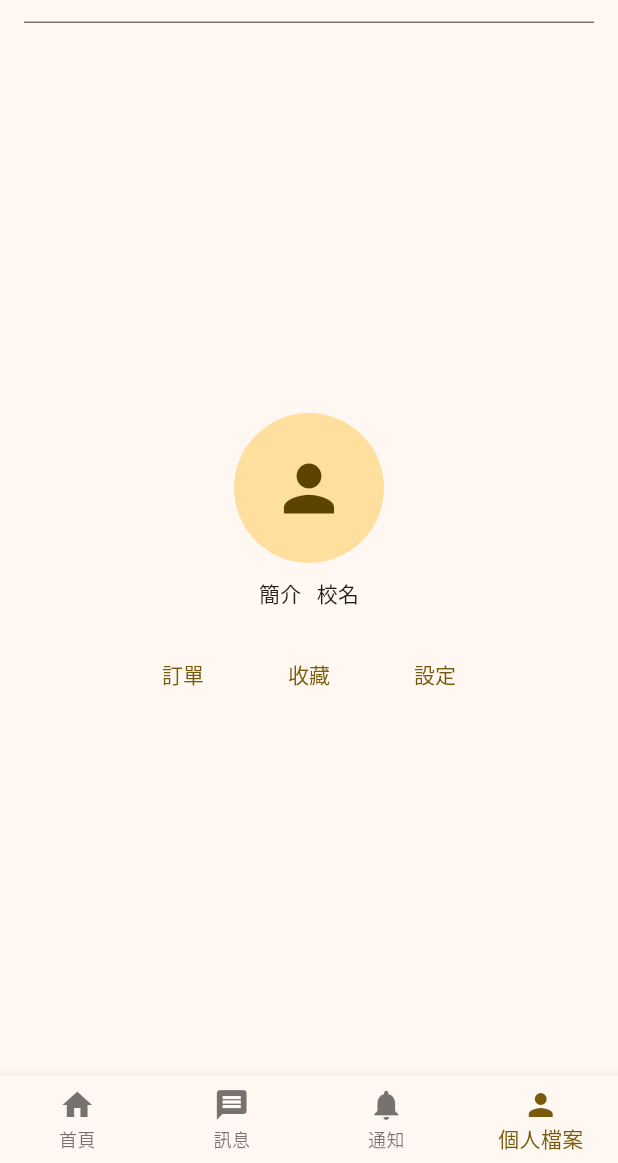
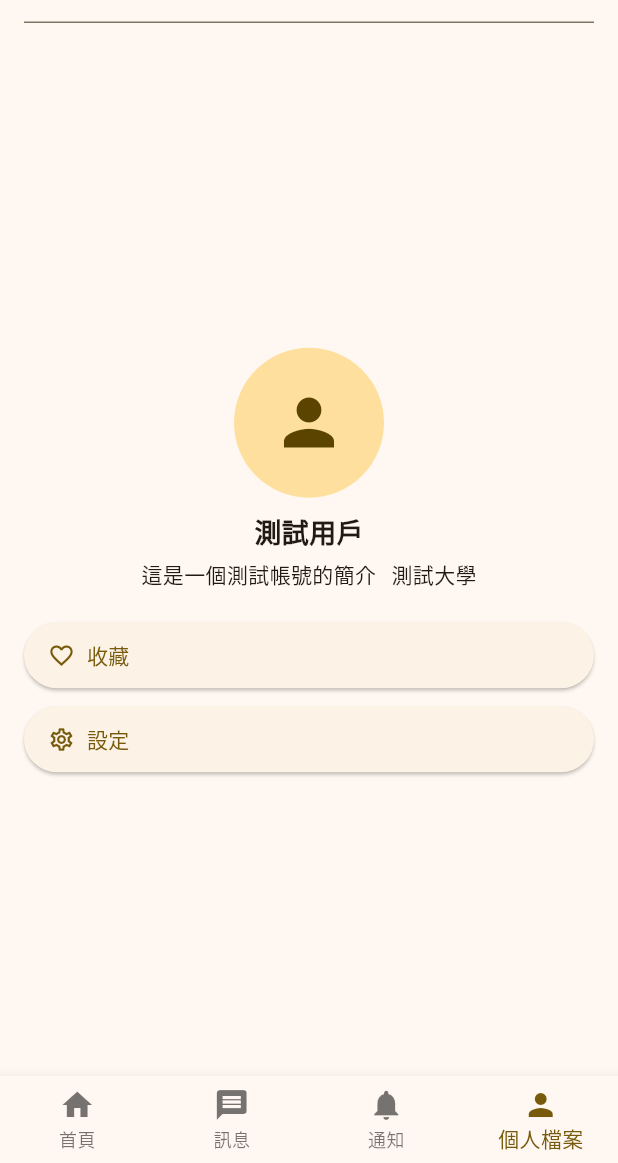
Before and after one commit to mauricetw/trading_platform, a Flutter app: the screen it shows after launch, swiped to page 4, on a phone screen of 412 x 824 dp, the part 73-1236 px from its top. Run offline on Flutter 3.47's test engine with Material 3 defaults, Android fonts, the phone set to English and light mode, and no system bars.

Commit message:
user/product model建立

```diff
--- /dev/null
+++ b/trading_platform/lib/models/user.dart
@@ -0,0 +1,60 @@
+class User {
+  final String id;
+  final String username;
+  final String email;
+  final String? avatarUrl; // 大頭貼 URL (nullable)
+  final DateTime registeredAt;
+  final DateTime? lastLoginAt; // 最後登入時間 (nullable)
+  final String? bio; // 簡介 (nullable)
+  final String? schoolName; // 校名 (nullable)
+  final bool? isVerified; // 是否已驗證 (nullable)
+  final List<String>? roles; // 權限/角色 (nullable)
+  // 新增賣家相關屬性
+  final bool? isSeller; // 是否是賣家 (nullable)
+  final String? sellerName; // 賣家名稱 (nullable)
+  final String? sellerDescription; // 賣家簡介 (nullable)
+  final double? sellerRating; // 賣家評分 (nullable)
+  final int? productCount; // 賣家上架的商品數量 (nullable)
+  // 可以添加其他賣家相關屬性，例如：賣家店鋪圖片、營業時間等
+
+  User({
+    required this.id,
+    required this.username,
+    required this.email,
+    this.avatarUrl,
+    required this.registeredAt,
+    this.lastLoginAt,
+    this.bio,
+    this.schoolName,
+    this.isVerified,
+    this.roles,
+    // 初始化賣家相關屬性
+    this.isSeller = false, // 預設不是賣家
+    this.sellerName,
+    this.sellerDescription,
+    this.sellerRating,
+    this.productCount,
+  });
+
+  // 為了方便測試，添加一個 fromJson 方法
+  factory User.fromJson(Map<String, dynamic> json) {
+    return User(
+      id: json['id'] as String,
+      username: json['username'] as String,
+      email: json['email'] as String,
+      avatarUrl: json['avatarUrl'] as String?,
+      registeredAt: DateTime.parse(json['registeredAt'] as String),
+      lastLoginAt: json['lastLoginAt'] != null ? DateTime.parse(json['lastLoginAt'] as String) : null,
+      bio: json['bio'] as String?,
+      schoolName: json['schoolName'] as String?,
+      isVerified: json['isVerified'] as bool?,
+      roles: (json['roles'] as List<dynamic>?)?.map((e) => e as String).toList(),
+      // 解析賣家相關屬性
+      isSeller: json['isSeller'] as bool? ?? false, // 如果 isSeller 為 null，預設為 false
+      sellerName: json['sellerName'] as String?,
+      sellerDescription: json['sellerDescription'] as String?,
+      sellerRating: json['sellerRating'] as double?,
+      productCount: json['productCount'] as int?,
+    );
+  }
+}
--- a/trading_platform/lib/screens/main_market.dart
+++ b/trading_platform/lib/screens/main_market.dart
@@ -3,6 +3,7 @@ import 'search.dart';
 import 'annoucement.dart';
 import 'profile.dart';
 import 'chat_list.dart';
+import '../models/user.dart';
 
 class MainMarket extends StatefulWidget {
   const MainMarket({super.key});
@@ -59,6 +60,19 @@ class _MainMarketState extends State<MainMarket> {
 
   @override
   Widget build(BuildContext context) {
+
+    // 創建一個模擬的 User 物件
+    // 在實際應用中，你會在這裡從狀態管理或其他地方獲取真實的使用者資料
+    final User dummyUser = User(
+      id: 'test_user_id',
+      username: '測試用戶',
+      email: 'test@example.com',
+      registeredAt: DateTime.now(),
+      isSeller: true, // 或者 false，根據你的測試需求
+      bio: '這是一個測試帳號的簡介',
+      schoolName: '測試大學',
+    );
+
     return Scaffold(
       body: Column(
         children: [
@@ -79,14 +93,14 @@ class _MainMarketState extends State<MainMarket> {
             child: PageView(
               controller: _pageController, // 設定 PageView 的控制器
               onPageChanged: _onPageChanged, // 設定頁面切換時要執行的函式
-              children: const [
+              children: [
                 // 商品列表會在這裡顯示
-                Center(
+                const Center(
                   child: Text('商品列表會在這裡顯示'), // 之後要換成真正的商品列表
                 ),
-                ChatList(), // 訊息頁面
-                Annoucement(), // 通知頁面
-                Profile(), // 個人檔案頁面
+                const ChatList(), // 訊息頁面
+                const Annoucement(), // 通知頁面
+                Profile(currentUser: dummyUser), // 個人檔案頁面
               ],
             ),
           ),
--- a/trading_platform/lib/screens/profile.dart
+++ b/trading_platform/lib/screens/profile.dart
@@ -1,56 +1,103 @@
 import 'package:flutter/material.dart';
+import '../models/user.dart';
 
 class Profile extends StatelessWidget {
-  const Profile({super.key});
+  // 這裡我們還是保留 currentUser，因為個人資料頁面通常需要顯示使用者資訊
+  // 如果你真的希望一個完全沒有使用者資訊的頁面，那結構會完全不同
+  final User currentUser;
+
+  const Profile({super.key, required this.currentUser});
 
   @override
   Widget build(BuildContext context) {
+    // 我們假設這個 Profile Widget 只在使用者已登入時顯示
+    final user = currentUser;
+
     return Center(
+      child: SingleChildScrollView( // 使用 SingleChildScrollView 避免內容超出螢幕
+        child: Padding(
+          padding: const EdgeInsets.all(16.0), // 添加內邊距
           child: Column(
             mainAxisAlignment: MainAxisAlignment.center,
+            crossAxisAlignment: CrossAxisAlignment.center, // 讓 Column 中的內容居中對齊
             children: [
-          const CircleAvatar(
+              // 大頭貼
+              CircleAvatar(
                 radius: 50,
-            // backgroundImage: AssetImage('assets/profile_image.jpg'), // 可以設定大頭貼圖片
-            child: Icon(Icons.person, size: 50),
+                // 如果 avatarUrl 存在，使用 NetworkImage 顯示圖片
+                // 否則顯示預設的 person 圖標
+                backgroundImage: user.avatarUrl != null ? NetworkImage(
+                    user.avatarUrl!) : null,
+                child: user.avatarUrl == null
+                    ? const Icon(Icons.person, size: 50)
+                    : null,
               ),
               const SizedBox(height: 10),
+              // 使用者名稱/暱稱
+              Text(
+                user.username,
+                style: const TextStyle(fontSize: 18, fontWeight: FontWeight.bold),
+              ),
+              const SizedBox(height: 5),
+              // 簡介/校名 (同一列)
               Row(
                 mainAxisAlignment: MainAxisAlignment.center,
-            children: const [
-              Text('簡介'),
-              SizedBox(width: 10),
-              Text('校名'),
+                children: [
+                  if (user.bio != null && user.bio!.isNotEmpty) Flexible(
+                      child: Text(user.bio!, overflow: TextOverflow.ellipsis,)),
+                  // 如果簡介存在且不為空則顯示, 使用Flexible避免文字溢出
+                  if (user.bio != null && user.bio!.isNotEmpty &&
+                      user.schoolName != null &&
+                      user.schoolName!.isNotEmpty) const SizedBox(width: 10),
+                  // 如果簡介和校名都存在且不為空，添加間距
+                  if (user.schoolName != null &&
+                      user.schoolName!.isNotEmpty) Flexible(child: Text(
+                    user.schoolName!, overflow: TextOverflow.ellipsis,)),
+                  // 如果校名存在且不為空則顯示, 使用Flexible避免文字溢出
                 ],
               ),
               const SizedBox(height: 20),
-          Row(
-            mainAxisAlignment: MainAxisAlignment.center,
+              // 功能按鈕列表 (只保留收藏和設定)
+              Column(
+                crossAxisAlignment: CrossAxisAlignment.stretch, // 讓按鈕寬度填充父容器
                 children: [
-              TextButton(
+                  // 收藏按鈕
+                  ElevatedButton.icon(
                     onPressed: () {
-                  // 處理點擊訂單
+                      // 處理點擊收藏的邏輯
+                      print('點擊收藏'); // 測試用
+                      // TODO: 導航到收藏頁面
                     },
-                child: const Text('訂單'),
+                    icon: const Icon(Icons.favorite_border),
+                    label: const Text('收藏'),
+                    style: ElevatedButton.styleFrom(
+                      alignment: Alignment.centerLeft, // 按鈕內容靠左對齊
+                      padding: const EdgeInsets.symmetric(
+                          horizontal: 16.0, vertical: 12.0),
                     ),
-              const SizedBox(width: 20),
-              TextButton(
+                  ),
+                  const SizedBox(height: 8), // 添加間距
+                  // 設定按鈕
+                  ElevatedButton.icon(
                     onPressed: () {
-                  // 處理點擊收藏
+                      // 處理點擊設定的邏輯
+                      print('點擊設定'); // 測試用
+                      // TODO: 導航到設定頁面
                     },
-                child: const Text('收藏'),
+                    icon: const Icon(Icons.settings_outlined),
+                    label: const Text('設定'),
+                    style: ElevatedButton.styleFrom(
+                      alignment: Alignment.centerLeft, // 按鈕內容靠左對齊
+                      padding: const EdgeInsets.symmetric(
+                          horizontal: 16.0, vertical: 12.0),
                     ),
-              const SizedBox(width: 20),
-              TextButton(
-                onPressed: () {
-                  // 處理點擊設定
-                },
-                child: const Text('設定'),
                   ),
                 ],
               ),
             ],
           ),
+        ),
+      ),
     );
   }
 }
```
Also changed, not shown: trading_platform/lib/models/products.dart (added, +72 -0 lines). Lines whose indentation alone changed are shown as unchanged.
